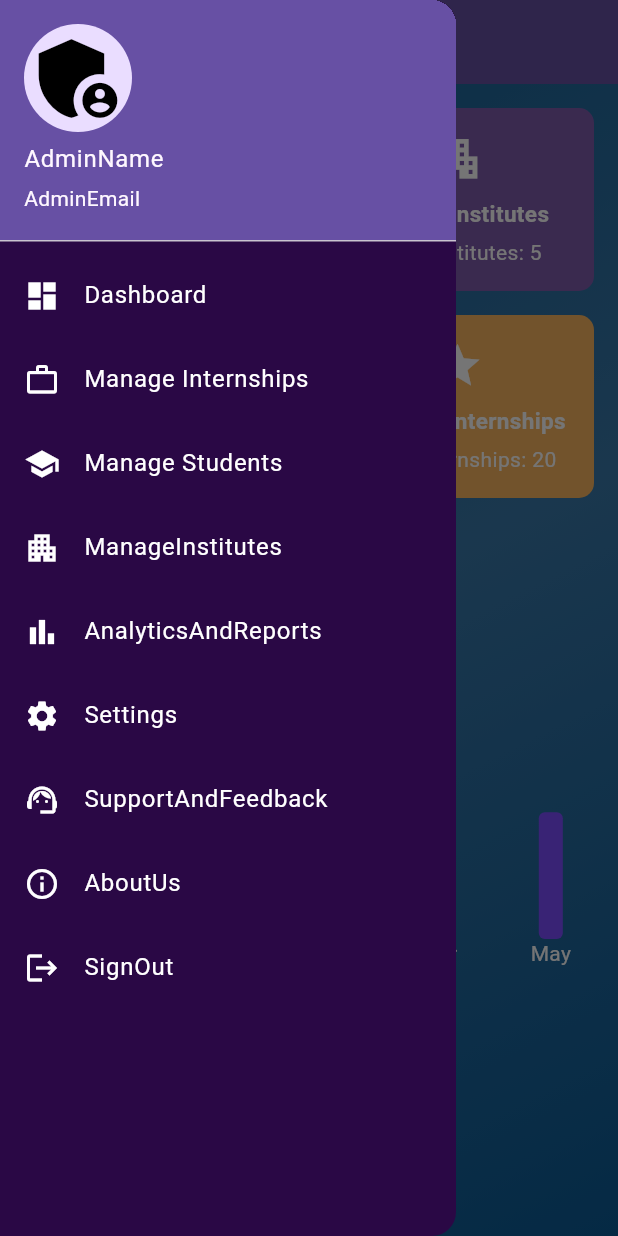
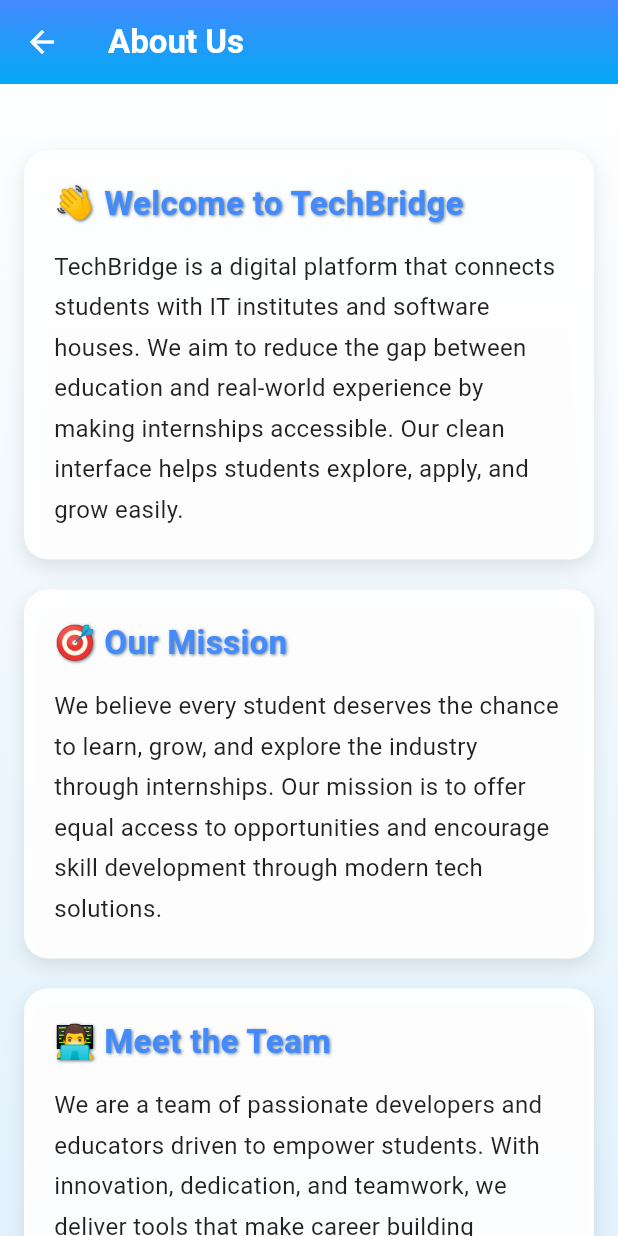
Before and after one commit to ayesha-a123/tech_linker, a Flutter app: the AdminDashboard screen opened directly, after a tap on the "menu" icon, after a tap on "AboutUs", on a phone screen of 412 x 824 dp. Run offline on Flutter 3.47's test engine with Material 3 defaults, Android fonts, the phone set to English and light mode, and no system bars; drawn by our look-alikes of fl_chart; network calls fail; project files that could hold a hidden picture were left out.

Commit message:
create new AboutUs screen for admin

```diff
--- /dev/null
+++ b/lib/screens/AboutUs_SettingScreen.dart
@@ -0,0 +1,132 @@
+import 'package:flutter/material.dart';
+
+class AboutusSettingscreen extends StatefulWidget {
+  const AboutusSettingscreen({super.key});
+
+  @override
+  State<AboutusSettingscreen> createState() => _AboutusSettingscreenState();
+}
+
+class _AboutusSettingscreenState extends State<AboutusSettingscreen> {
+  @override
+  Widget build(BuildContext context) {
+    return Scaffold(
+      extendBodyBehindAppBar: true,
+      appBar: AppBar(
+        backgroundColor: Colors.transparent,
+        elevation: 0,
+        title: const Text(
+          'About Us',
+          style: TextStyle(color: Colors.white, fontWeight: FontWeight.bold),
+        ),
+        iconTheme: const IconThemeData(color: Colors.white),
+        flexibleSpace: Container(
+          decoration: const BoxDecoration(
+            gradient: LinearGradient(
+              colors: [Colors.blueAccent, Colors.lightBlue],
+              begin: Alignment.topCenter,
+              end: Alignment.bottomCenter,
+            ),
+          ),
+        ),
+      ),
+      body: Container(
+        decoration: const BoxDecoration(
+          gradient: LinearGradient(
+            colors: [Colors.white, Color(0xFFE3F2FD)],
+            begin: Alignment.topCenter,
+            end: Alignment.bottomCenter,
+          ),
+        ),
+        child: SingleChildScrollView(
+          padding: const EdgeInsets.fromLTRB(16, 100, 16, 16),
+          child: Column(
+            children: [
+              _buildAboutCard(
+                icon: '👋',
+                title: 'Welcome to TechBridge',
+                text:
+                'TechBridge is a digital platform that connects students with IT institutes and software houses. We aim to reduce the gap between education and real-world experience by making internships accessible. Our clean interface helps students explore, apply, and grow easily.',
+              ),
+              _buildAboutCard(
+                icon: '🎯',
+                title: 'Our Mission',
+                text:
+                'We believe every student deserves the chance to learn, grow, and explore the industry through internships. Our mission is to offer equal access to opportunities and encourage skill development through modern tech solutions.',
+              ),
+              _buildAboutCard(
+                icon: '👨‍💻',
+                title: 'Meet the Team',
+                text:
+                'We are a team of passionate developers and educators driven to empower students. With innovation, dedication, and teamwork, we deliver tools that make career building smooth and smart for both students and companies.',
+              ),
+              _buildAboutCard(
+                icon: '📈',
+                title: 'Future Vision',
+                text:
+                'We’re planning to evolve TechBridge into a complete career growth platform. Expect smart AI recommendations, online training, and global opportunities. We are building not just for today — but for the future of talent.',
+              ),
+              _buildAboutCard(
+                icon: '🙏',
+                title: 'Thank You',
+                text:
+                'Thank you for trusting TechBridge. Your feedback and participation inspire us. Whether you’re a student exploring internships or an institute looking for talent, your support fuels our mission for a better, connected tech future.',
+              ),
+            ],
+          ),
+        ),
+      ),
+    );
+  }
+
+  Widget _buildAboutCard({
+    required String icon,
+    required String title,
+    required String text,
+  }) {
+    return Container(
+      margin:EdgeInsets.only(bottom: 20),
+      padding:EdgeInsets.all(20),
+      decoration: BoxDecoration(
+        color: Colors.white.withOpacity(0.95),
+        borderRadius: BorderRadius.circular(16),
+        boxShadow: [
+          BoxShadow(
+            color: Colors.black12.withOpacity(0.1),
+            blurRadius: 10,
+            offset:Offset(0, 5),
+          ),
+        ],
+      ),
+      child: Column(
+        crossAxisAlignment: CrossAxisAlignment.start,
+        children: [
+          Text(
+            '$icon $title',
+            style: TextStyle(
+              fontSize: 22,
+              fontWeight: FontWeight.w700,
+              color: Colors.blueAccent,
+              shadows: [
+                Shadow(
+                  offset: Offset(0.8, 0.8),
+                  blurRadius: 2.0,
+                  color: Colors.blueGrey,
+                ),
+              ],
+            ),
+          ),
+          SizedBox(height: 12),
+          Text(
+            text,
+            style: TextStyle(
+              fontSize: 16,
+              height: 1.7,
+              color: Colors.black87,
+            ),
+          ),
+        ],
+      ),
+    );
+  }
+}
--- a/lib/screens/Admin_dashboard.dart
+++ b/lib/screens/Admin_dashboard.dart
@@ -1,5 +1,6 @@
 import 'package:fl_chart/fl_chart.dart';
 import 'package:flutter/material.dart';
+import 'package:tech_linker/screens/AboutUs_SettingScreen.dart';
 import 'package:tech_linker/screens/AdminSetting_Screen.dart';
 import 'package:tech_linker/screens/Manage%20Students.dart';
 import 'package:tech_linker/screens/ManageInstitute.dart';
@@ -143,7 +144,7 @@
                 CustomListTiles(icon: Icons.bar_chart, title: 'AnalyticsAndReports',color: Colors.white, onTap: () {Navigator.of(context).push(MaterialPageRoute(builder: (context)=>AdminDashboard()));}),
                 CustomListTiles(icon: Icons.settings, title: 'Settings',color: Colors.white, onTap: () {Navigator.of(context).push(MaterialPageRoute(builder: (context)=>AdminsettingScreen()));}),
                 CustomListTiles(icon: Icons.support_agent, title: 'SupportAndFeedback',color: Colors.white, onTap: (){Navigator.of(context).push(MaterialPageRoute(builder: (context)=>SupportAndFeedbackScreen()));}),
-                CustomListTiles(icon: Icons.info_outline, title: 'AboutUs',color: Colors.white, onTap: () {}),
+                CustomListTiles(icon: Icons.info_outline, title: 'AboutUs',color: Colors.white, onTap: () {Navigator.of(context).push(MaterialPageRoute(builder: (context)=>AboutusSettingscreen()));}),
                 CustomListTiles(icon: Icons.logout, title: 'SignOut',color: Colors.white, onTap: () => Navigator.pushReplacement(context, MaterialPageRoute(builder: (_) =>  SigninScreen()))),
               ],
             )
@@ -186,9 +187,9 @@
                 ),
               ],
             ),
-            SizedBox(height: 30),
-
-            // Swipeable Chart Viewer
+            SizedBox(height: 70,),
+            Divider(thickness: 3,color: Colors.black26,),
+            SizedBox(height: 70),
             SizedBox(
               height: 400,
               child: PageView(
--- a/lib/screens/Splash_ScreenThree.dart
+++ b/lib/screens/Splash_ScreenThree.dart
@@ -21,11 +21,11 @@
         child: Scaffold(
           backgroundColor: Colors.transparent,
           body: Padding(
-            padding: const EdgeInsets.symmetric(horizontal: 24.0),
+            padding: EdgeInsets.symmetric(horizontal: 24.0),
             child: Column(
               crossAxisAlignment: CrossAxisAlignment.center,
               children: [
-                const SizedBox(height: 60),
+               SizedBox(height: 60),
 
                 // Heading
                 Text(
@@ -40,7 +40,7 @@
                   ),
                 ),
 
-                const SizedBox(height: 50),
+               SizedBox(height: 50),
 
                 // Centered Image
                 Center(
@@ -51,10 +51,7 @@
                     fit: BoxFit.contain,
                   ),
                 ),
-
-                const SizedBox(height: 40),
-
-                // Subtext
+                SizedBox(height: 40),
                 Text(
                   'Connect with mentors\n& like-minded learners',
                   textAlign: TextAlign.center,
--- a/lib/screens/StudentDetailScreen.dart
+++ b/lib/screens/StudentDetailScreen.dart
@@ -121,7 +121,7 @@
 
 
       body: Padding(
-        padding: const EdgeInsets.all(16.0),
+        padding:EdgeInsets.all(16.0),
         child: Column(
           children: [
             TextFieldLabel(controller: _nameController, readOnly: true, labelText: 'Name'),
--- a/pubspec.yaml
+++ b/pubspec.yaml
@@ -64,6 +64,7 @@
     - assets/techLogo.jpeg
     - assets/techLink.png
     - assets/techLinker.png
+    - assets/techLinker.jpeg
 
 
 
```
